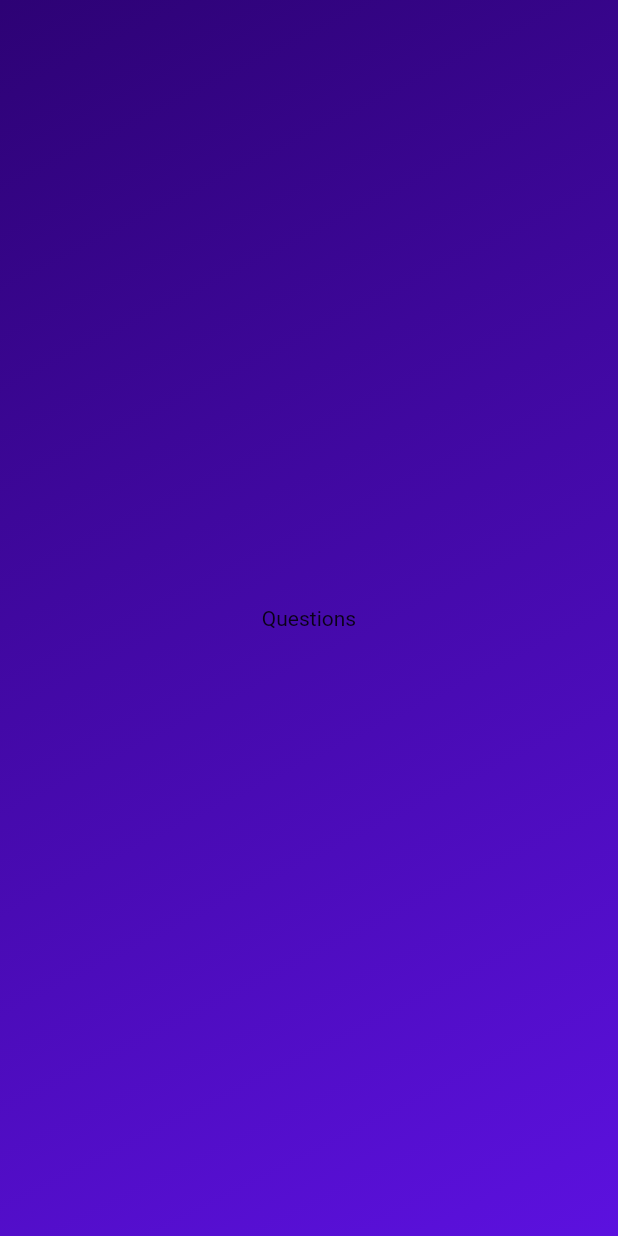
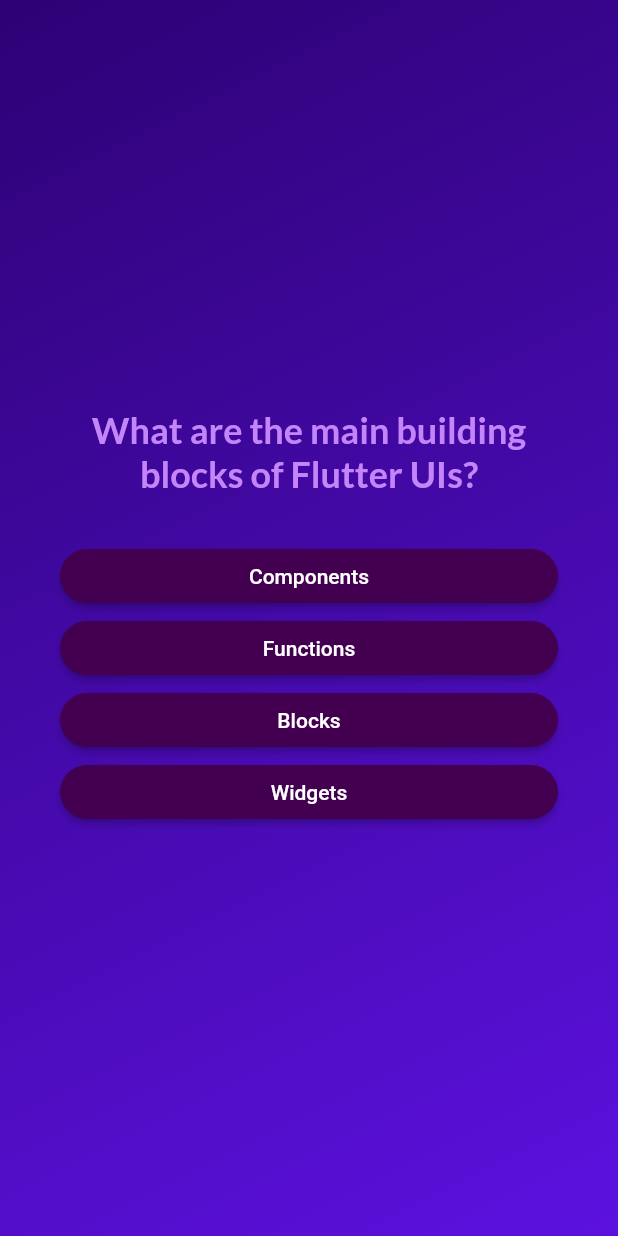
Before and after one commit to scavezze/flutter-course-apps, a Flutter app: the screen it shows after launch, after a tap on "Start Quiz", on a phone screen of 412 x 824 dp. Run offline on Flutter 3.47's test engine with Material 2 defaults, Android fonts, the phone set to English and light mode, and no system bars; our stand-ins replace google_fonts; missing offline and left inert: dart:ffi.

Commit message:
added questions and summary page

```diff
--- /dev/null
+++ b/quiz_app/lib/answer_button.dart
@@ -0,0 +1,42 @@
+import 'package:flutter/material.dart';
+
+class AnswerButton extends StatelessWidget {
+  const AnswerButton({
+    super.key,
+    required this.answerText,
+    required this.onTap,
+  });
+
+  final String answerText;
+  final void Function() onTap;
+  @override
+  Widget build(BuildContext context) {
+    return Container(
+      margin: const EdgeInsets.symmetric(
+        horizontal: 0,
+        vertical: 6,
+      ),
+      child: ElevatedButton(
+        onPressed: onTap,
+        style: ElevatedButton.styleFrom(
+          tapTargetSize: MaterialTapTargetSize.shrinkWrap,
+          shape: RoundedRectangleBorder(
+            borderRadius: BorderRadius.circular(
+              40,
+            ),
+          ),
+          padding: const EdgeInsets.symmetric(
+            vertical: 10,
+            horizontal: 40,
+          ),
+          foregroundColor: Colors.white,
+          backgroundColor: const Color.fromARGB(255, 68, 0, 80),
+        ),
+        child: Text(
+          answerText,
+          textAlign: TextAlign.center,
+        ),
+      ),
+    );
+  }
+}
--- /dev/null
+++ b/quiz_app/lib/data/questions.dart
@@ -0,0 +1,55 @@
+import 'package:quiz_app/models/Quiz_Question.dart';
+
+const questions = [
+  QuizQuestion(
+    'What are the main building blocks of Flutter UIs?',
+    [
+      'Widgets',
+      'Components',
+      'Blocks',
+      'Functions',
+    ],
+  ),
+  QuizQuestion('How are Flutter UIs built?', [
+    'By combining widgets in code',
+    'By combining widgets in a visual editor',
+    'By defining widgets in config files',
+    'By using XCode for iOS and Android Studio for Android',
+  ]),
+  QuizQuestion(
+    'What\'s the purpose of a StatefulWidget?',
+    [
+      'Update UI as data changes',
+      'Update data as UI changes',
+      'Ignore data changes',
+      'Render UI that does not depend on data',
+    ],
+  ),
+  QuizQuestion(
+    'Which widget should you try to use more often: StatelessWidget or StatefulWidget?',
+    [
+      'StatelessWidget',
+      'StatefulWidget',
+      'Both are equally good',
+      'None of the above',
+    ],
+  ),
+  QuizQuestion(
+    'What happens if you change data in a StatelessWidget?',
+    [
+      'The UI is not updated',
+      'The UI is updated',
+      'The closest StatefulWidget is updated',
+      'Any nested StatefulWidgets are updated',
+    ],
+  ),
+  QuizQuestion(
+    'How should you update data inside of StatefulWidgets?',
+    [
+      'By calling setState()',
+      'By calling updateData()',
+      'By calling updateUI()',
+      'By calling updateState()',
+    ],
+  ),
+];
--- /dev/null
+++ b/quiz_app/lib/models/quiz_question.dart
@@ -0,0 +1,13 @@
+class QuizQuestion {
+  const QuizQuestion(this.text, this.answers);
+
+  final String text;
+  final List<String> answers;
+
+  List<String> getShuffledAnswers() {
+    final shuffledList = List.of(answers);
+    shuffledList.shuffle();
+
+    return shuffledList;
+  }
+}
--- a/quiz_app/lib/questions_screen.dart
+++ b/quiz_app/lib/questions_screen.dart
@@ -1,7 +1,16 @@
 import 'package:flutter/material.dart';
+import 'package:google_fonts/google_fonts.dart';
+
+import 'package:quiz_app/answer_button.dart';
+import 'package:quiz_app/data/questions.dart';
 
 class QuestionsScreen extends StatefulWidget {
-  const QuestionsScreen({super.key});
+  const QuestionsScreen({
+    super.key,
+    required this.onSelectAnswer,
+  });
+
+  final void Function(String answer) onSelectAnswer;
 
   @override
   State<QuestionsScreen> createState() {
@@ -10,12 +19,48 @@ class QuestionsScreen extends StatefulWidget {
 }
 
 class _QuestionsScreenState extends State<QuestionsScreen> {
+  var currentQuestionIndex = 0;
+
+  void answerQuestion(String answer) {
+    widget.onSelectAnswer(answer);
+
+    setState(() {
+      currentQuestionIndex++;
+    });
+  }
+
   @override
   Widget build(BuildContext context) {
-    return const Center(
-      child: Column(
-        mainAxisSize: MainAxisSize.min,
-        children: [Text("Questions")],
+    final currentQuestion = questions[currentQuestionIndex];
+
+    return SizedBox(
+      width: double.infinity,
+      child: Container(
+        margin: const EdgeInsets.all(40),
+        child: Column(
+          mainAxisAlignment: MainAxisAlignment.center,
+          crossAxisAlignment: CrossAxisAlignment.stretch,
+          children: [
+            Text(
+              currentQuestion.text,
+              textAlign: TextAlign.center,
+              style: GoogleFonts.lato(
+                color: const Color.fromARGB(255, 197, 133, 250),
+                fontWeight: FontWeight.bold,
+                fontSize: 24,
+              ),
+            ),
+            const SizedBox(height: 30),
+            ...currentQuestion.getShuffledAnswers().map((answer) {
+              return AnswerButton(
+                answerText: answer,
+                onTap: () {
+                  answerQuestion(answer);
+                },
+              );
+            })
+          ],
+        ),
       ),
     );
   }
--- a/quiz_app/lib/quiz.dart
+++ b/quiz_app/lib/quiz.dart
@@ -1,5 +1,7 @@
 import 'package:flutter/material.dart';
+import 'package:quiz_app/data/questions.dart';
 import 'package:quiz_app/questions_screen.dart';
+import 'package:quiz_app/results_screen.dart';
 import 'package:quiz_app/start_screen.dart';
 
 class Quiz extends StatefulWidget {
@@ -13,6 +15,7 @@ class Quiz extends StatefulWidget {
 
 class _QuizState extends State<Quiz> {
   var activeScreen = 'start-screen';
+  List<String> selectedAnsers = [];
 
   void switchScreen() {
     setState(() {
@@ -20,11 +23,41 @@ class _QuizState extends State<Quiz> {
     });
   }
 
+  void chooseAnswer(String answer) {
+    selectedAnsers.add(answer);
+
+    if (selectedAnsers.length == questions.length) {
+      setState(() {
+        activeScreen = 'results-screen';
+      });
+    }
+  }
+
+  void resetQuiz() {
+    setState(() {
+      selectedAnsers = [];
+      activeScreen = 'start-screen';
+    });
+  }
+
   @override
   Widget build(BuildContext context) {
     Widget screenWidget = StartScreen(switchScreen);
     if (activeScreen == 'questions-screen') {
-      screenWidget = const QuestionsScreen();
+      screenWidget = QuestionsScreen(
+        onSelectAnswer: chooseAnswer,
+      );
+    }
+
+    if (activeScreen == 'results-screen') {
+      screenWidget = ResutlsScreen(
+        chosenAnswers: selectedAnsers,
+        onResetQuiz: resetQuiz,
+      );
+    }
+
+    if (activeScreen == 'start-screen') {
+      screenWidget = StartScreen(switchScreen);
     }
 
     return MaterialApp(
--- a/quiz_app/lib/start_screen.dart
+++ b/quiz_app/lib/start_screen.dart
@@ -1,4 +1,5 @@
 import 'package:flutter/material.dart';
+import 'package:google_fonts/google_fonts.dart';
 
 class StartScreen extends StatelessWidget {
   const StartScreen(this.startQuiz, {super.key});
@@ -17,9 +18,9 @@ class StartScreen extends StatelessWidget {
             color: const Color.fromARGB(75, 255, 255, 255),
           ),
           const SizedBox(height: 50),
-          const Text(
+          Text(
             'Learn Flutter the fun way!',
-            style: TextStyle(
+            style: GoogleFonts.lato(
               color: Colors.white,
               fontSize: 20,
             ),
--- a/quiz_app/pubspec.yaml
+++ b/quiz_app/pubspec.yaml
@@ -35,6 +35,7 @@ dependencies:
   # The following adds the Cupertino Icons font to your application.
   # Use with the CupertinoIcons class for iOS style icons.
   cupertino_icons: ^1.0.2
+  google_fonts: ^6.1.0
 
 dev_dependencies:
   flutter_test:
```
Also changed, not shown: quiz_app/lib/questions_summary.dart (added, +36 -0 lines), quiz_app/lib/results_screen.dart (added, +65 -0 lines), quiz_app/pubspec.lock, 1 other file.
